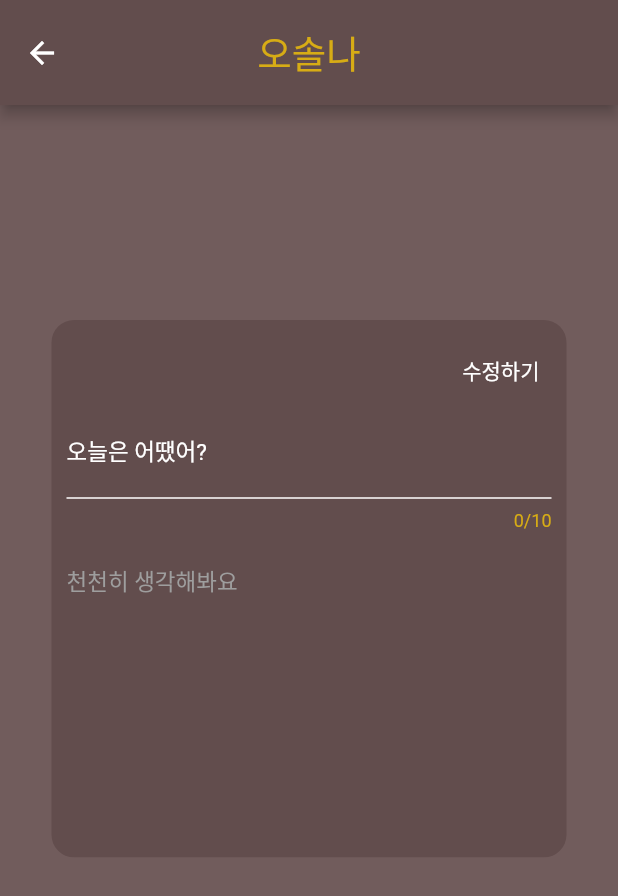
After one commit to ITSTIME1/flutter_osolna, a Flutter app: the EditMemoScreen screen opened directly, on a phone screen of 412 x 824 dp. The commit adds this screen. Shown: the top 896 px of the screen. Run offline on Flutter 3.47's test engine with Material 2 defaults, Android fonts, the phone set to English and light mode, and no system bars; our stand-ins replace audioplayers, carousel_slider, flutter_screenutil, sqflite; missing offline and left inert: elastic_drawer; accounts and stored records are empty; Roboto replaces fonts that are missing (NanumMyeongjo).

Commit message:
Update : edit_screen reimplementation :)

```diff
--- /dev/null
+++ b/osolna_application/lib/view/edit_screen.dart
@@ -0,0 +1,295 @@
+import 'package:flutter/material.dart';
+import 'package:flutter_screenutil/flutter_screenutil.dart';
+import 'package:osolna_application/colorData/colors.dart';
+import 'package:osolna_application/textData/text.dart';
+import 'package:osolna_application/viewModel/angry_provider.dart';
+import 'package:osolna_application/viewModel/consolation_provider.dart';
+import 'package:osolna_application/viewModel/happy_provider.dart';
+import 'package:osolna_application/viewModel/love_provider.dart';
+import 'package:osolna_application/viewModel/sadness_provider.dart';
+import 'package:provider/provider.dart';
+
+// ignore: slash_for_doc_comments
+/**
+ * [EditMemoScreen]
+ * This page is that when after user clicked move on mood page shown
+ */
+
+class EditMemoScreen extends StatefulWidget {
+  const EditMemoScreen({Key? key}) : super(key: key);
+
+  @override
+  State<EditMemoScreen> createState() => _EditMemoScreenState();
+}
+
+class _EditMemoScreenState extends State<EditMemoScreen> {
+  dynamic memo;
+  final editTitle = TextEditingController();
+  final editContent = TextEditingController();
+  static final _editFormKey = GlobalKey<FormState>();
+
+  // ignore: slash_for_doc_comments
+  /**
+   * [Providers]
+   * This variable is that it is access global section.
+   */
+  HappyDatabaseProvider? _happyProvider;
+  LoveDatabaseProvider? _loveProvider;
+  ConsolationDatabaseProvider? _consolationProvider;
+  SadnessDatabaseProvider? _sadnessProvider;
+  AngryDatabaseProvider? _angryProvider;
+
+  @override
+  void initState() {
+    _happyProvider = Provider.of<HappyDatabaseProvider>(context, listen: false);
+    _loveProvider = Provider.of<LoveDatabaseProvider>(context, listen: false);
+    _consolationProvider =
+        Provider.of<ConsolationDatabaseProvider>(context, listen: false);
+    _sadnessProvider =
+        Provider.of<SadnessDatabaseProvider>(context, listen: false);
+    _angryProvider = Provider.of<AngryDatabaseProvider>(context, listen: false);
+    editTitle;
+    editContent;
+    super.initState();
+  }
+
+  @override
+  void dispose() {
+    _happyProvider;
+    _loveProvider;
+    _consolationProvider;
+    _sadnessProvider;
+    _angryProvider;
+    editTitle;
+    editContent;
+    super.dispose();
+  }
+
+  // ignore: slash_for_doc_comments
+  /**
+   * [MoodShowDialog Method]
+   * This Method can show AlertDialog when you success the save button
+   */
+  void moodMemoShowDialog() {
+    showDialog(
+      context: context,
+      builder: (BuildContext context) {
+        return AlertDialog(
+          backgroundColor: appbarColor,
+          shape:
+              RoundedRectangleBorder(borderRadius: BorderRadius.circular(10.0)),
+          title: Column(
+            children: [
+              Text(
+                '수정',
+                style: TextStyle(
+                  color: maintextColor,
+                  fontSize: subTextSize,
+                ),
+              ),
+            ],
+          ),
+          content: Column(
+            mainAxisAlignment: MainAxisAlignment.center,
+            mainAxisSize: MainAxisSize.min,
+            children: [
+              Text(
+                '성공적으로 수정했습니다.',
+                style: TextStyle(
+                  color: maintextColor,
+                  fontSize: subTextSize,
+                ),
+              ),
+            ],
+          ),
+        );
+      },
+    );
+  }
+
+  // ignore: slash_for_doc_comments
+  /**
+   * [Unfocus Method]
+   */
+  void unfocus() {
+    var currentFocus = FocusScope.of(context);
+
+    if (!currentFocus.hasPrimaryFocus) {
+      currentFocus.unfocus();
+    }
+  }
+
+  // ignore: slash_for_doc_comments
+  /**
+   * [MainMemoScreen Widget]
+   * This Screen is main memo Screen
+   */
+
+  Widget editMemoScreen() {
+    return GestureDetector(
+      onTap: () => unfocus(),
+      child: SingleChildScrollView(
+        child: Stack(
+          children: [
+            Form(
+              key: _editFormKey,
+              child: Center(
+                child: Column(
+                  mainAxisAlignment: MainAxisAlignment.center,
+                  children: [
+                    SizedBox(
+                      height: 120.h,
+                    ),
+                    Container(
+                      height: 300.h,
+                      width: 300.w,
+                      decoration: BoxDecoration(
+                        color: appbarColor,
+                        borderRadius: BorderRadius.circular(15),
+                      ),
+                      padding: const EdgeInsets.all(10.0),
+                      child: ConstrainedBox(
+                        constraints: const BoxConstraints(
+                          maxHeight: 200.0,
+                        ),
+                        child: Column(
+                          children: [
+                            /**
+                           * [Title TextField]
+                           */
+
+                            // ** InputTextColor **
+                            Row(
+                              mainAxisAlignment: MainAxisAlignment.end,
+                              children: [
+                                TextButton(
+                                  onPressed: () {},
+                                  child: const Text(
+                                    '수정하기',
+                                    style: TextStyle(
+                                      color: Colors.white,
+                                    ),
+                                  ),
+                                ),
+                              ],
+                            ),
+                            TextFormField(
+                              textInputAction: TextInputAction.next,
+                              autofocus: false,
+                              maxLines: 1,
+                              maxLength: 10,
+                              controller: editTitle,
+                              style: TextStyle(
+                                color: contentTextColor,
+                                fontFamily: nanumGothic,
+                                fontSize: titleTextColor,
+                              ),
+
+                              // ** Focusing State Text **
+
+                              decoration: InputDecoration(
+                                counterStyle: TextStyle(
+                                  color: logoColor,
+                                ),
+                                hintText: "제목을 적어주세요",
+                                hintStyle: TextStyle(
+                                  fontSize: hintTextSize,
+                                  fontFamily: nanumMyeongjo,
+                                  color: Colors.grey,
+                                ),
+
+                                // ** Static State Text **
+
+                                labelText: "오늘은 어땠어?",
+                                labelStyle: TextStyle(
+                                  fontSize: hintTextSize,
+                                  color: Colors.white,
+                                  fontFamily: nanumMyeongjo,
+                                ),
+
+                                // ** Not Focusing State **
+
+                                enabledBorder: const UnderlineInputBorder(
+                                  borderSide: BorderSide(color: Colors.white),
+                                ),
+
+                                // ** Focusing State **
+
+                                focusedBorder: const UnderlineInputBorder(
+                                  borderSide: BorderSide(color: Colors.cyan),
+                                ),
+                              ),
+                            ),
+                            /**
+                           * [Content TextField]
+                           */
+                            Padding(
+                              padding: const EdgeInsets.only(top: 10.0),
+                              child: ConstrainedBox(
+                                constraints: BoxConstraints(
+                                  maxHeight: 300.h - 113 - 48,
+                                ),
+                                child: Scrollbar(
+                                  child: SingleChildScrollView(
+                                    scrollDirection: Axis.vertical,
+                                    reverse: false,
+                                    child: TextFormField(
+                                      textInputAction: TextInputAction.done,
+                                      controller: editContent,
+                                      style: TextStyle(
+                                        color: contentTextColor,
+                                        fontFamily: nanumGothic,
+                                        fontSize: titleTextColor,
+                                      ),
+                                      maxLines: 100,
+                                      decoration: InputDecoration(
+                                        border: InputBorder.none,
+                                        hintText: '천천히 생각해봐요',
+                                        hintStyle: TextStyle(
+                                          fontSize: hintTextSize,
+                                          fontFamily: nanumMyeongjo,
+                                          color: Colors.grey,
+                                        ),
+                                      ),
+                                    ),
+                                  ),
+                                ),
+                              ),
+                            ),
+                          ],
+                        ),
+                      ),
+                    ),
+                  ],
+                ),
+              ),
+            ),
+          ],
+        ),
+      ),
+    );
+  }
+
+  @override
+  Widget build(BuildContext context) {
+    print('EditScreen');
+    return Scaffold(
+      resizeToAvoidBottomInset: false,
+      backgroundColor: mainbackgroundColor,
+      appBar: AppBar(
+        toolbarHeight: 70.0,
+        backgroundColor: appbarColor,
+        centerTitle: true,
+        title: Text(
+          '오솔나',
+          style: TextStyle(
+            color: logoColor,
+            fontFamily: nanumMyeongjo,
+            fontSize: appbarFontSize,
+          ),
+        ),
+      ),
+      body: editMemoScreen(),
+    );
+  }
+}
--- a/osolna_application/lib/view/mood_memo_list_screen.dart
+++ b/osolna_application/lib/view/mood_memo_list_screen.dart
@@ -2,6 +2,7 @@ import 'package:flutter/material.dart';
 import 'package:osolna_application/colorData/colors.dart';
 import 'package:osolna_application/memoRepository/memo.dart';
 import 'package:osolna_application/textData/text.dart';
+import 'package:osolna_application/view/edit_screen.dart';
 import 'package:osolna_application/view/view_screen.dart';
 import 'package:osolna_application/viewModel/angry_provider.dart';
 import 'package:osolna_application/viewModel/consolation_provider.dart';
@@ -325,7 +326,13 @@ class _MoodMemoListState extends State<MoodMemoList> {
                           children: [
                             // ** 수정버튼 구현 **
                             TextButton(
-                              onPressed: () {},
+                              onPressed: () {
+                                Navigator.push(
+                                    context,
+                                    MaterialPageRoute(
+                                        builder: (BuildContext context) =>
+                                            const EditMemoScreen()));
+                              },
                               child: Text(
                                 '수정',
                                 style: TextStyle(
```
